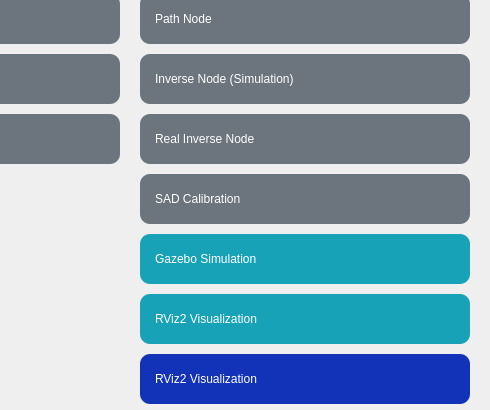
Before: the Qt Designer form ui/mainwindow.ui in mkdir-sweetiepie/harvest_go, drawn with Qt 5; both pictures show x 230 to 720 and y 446 to 856 of the 720 by 856 pixel window.
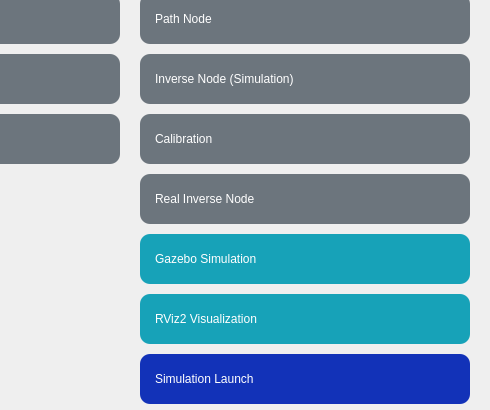
After: the same form once the commit is applied. Icons and pictures are not drawn.

Patch:
```diff
--- a/ui/mainwindow.ui
+++ b/ui/mainwindow.ui
@@ -555,7 +555,7 @@
         <property name="geometry">
           <rect>
             <x>370</x>
-            <y>560</y>
+      <y>620</y>
             <width>330</width>
             <height>50</height>
           </rect>
@@ -584,7 +584,7 @@
         <property name="geometry">
           <rect>
             <x>370</x>
-            <y>620</y>
+      <y>560</y>
             <width>330</width>
             <height>50</height>
           </rect>
@@ -605,11 +605,9 @@
             }</string>
         </property>
         <property name="text">
-          <string>SAD Calibration</string>
-        </property>
-      </widget>
-
-      <!-- 시뮬레이션 & 시각화 버튼들 -->
+     <string>Calibration</string>
+    </property>
+   </widget>
       <widget class="QPushButton" name="Gazebo_Launch">
         <property name="geometry">
           <rect>
@@ -667,9 +665,7 @@
           <string>RViz2 Visualization</string>
         </property>
       </widget>
-
-      <!-- 중복된 RViz 버튼 (제거 권장) -->
-      <widget class="QPushButton" name="RViz_2">
+   <widget class="QPushButton" name="launch">
         <property name="geometry">
           <rect>
             <x>370</x>
@@ -680,7 +676,7 @@
         </property>
         <property name="styleSheet">
           <string notr="true">QPushButton {
-            font: 12pt "Ubuntu";
+            font: 12pt &quot;Ubuntu&quot;;
             background-color: #1232b8;
             color: white;
             border-radius: 10px;
@@ -694,7 +690,7 @@
             }</string>
         </property>
         <property name="text">
-          <string>RViz2 Visualization</string>
+     <string>Simulation Launch</string>
         </property>
       </widget>
     </widget>
```
Left out of the diff: 75 changed lines with no effect on the pictures. Lines whose indentation alone changed are shown as unchanged.
